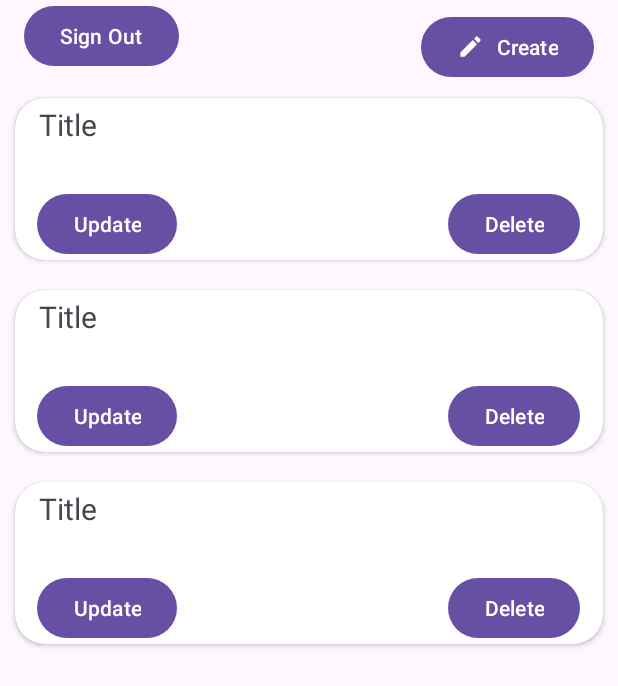
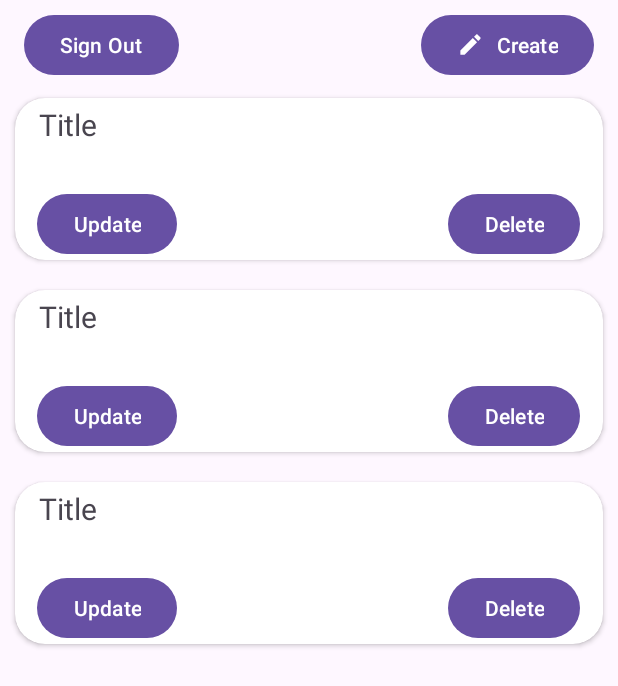
Before and after one commit to ayushs-2k4/Notes-App, an Android app: the layout activity_all_notes.xml on its own in the app's theme, with its tools: preview values and no code run, on a phone screen of 412 x 824 dp. Shown: the top 686 px of the screen. Run offline under Robolectric (Android 15) with nearby library versions, the phone set to English and light mode, and no system bars.

Commit message:
Changed SignOut Button Position on All Notes Layout

```diff
--- a/app/src/main/res/layout/activity_all_notes.xml
+++ b/app/src/main/res/layout/activity_all_notes.xml
@@ -20,7 +20,6 @@
         android:layout_width="wrap_content"
         android:layout_height="wrap_content"
         android:layout_marginStart="16dp"
-        android:layout_marginBottom="6dp"
         android:text="Sign Out"
         app:layout_constraintBottom_toBottomOf="@+id/toolbar2"
         app:layout_constraintStart_toStartOf="parent"
@@ -38,7 +37,7 @@
         app:layout_constraintBottom_toBottomOf="@+id/toolbar2"
         app:layout_constraintEnd_toEndOf="parent"
         app:layout_constraintTop_toTopOf="@+id/toolbar2"
-        app:layout_constraintVertical_bias="0.8" />
+        app:layout_constraintVertical_bias="1.0" />
 
     <androidx.recyclerview.widget.RecyclerView
         android:id="@+id/recyclerView"
```
